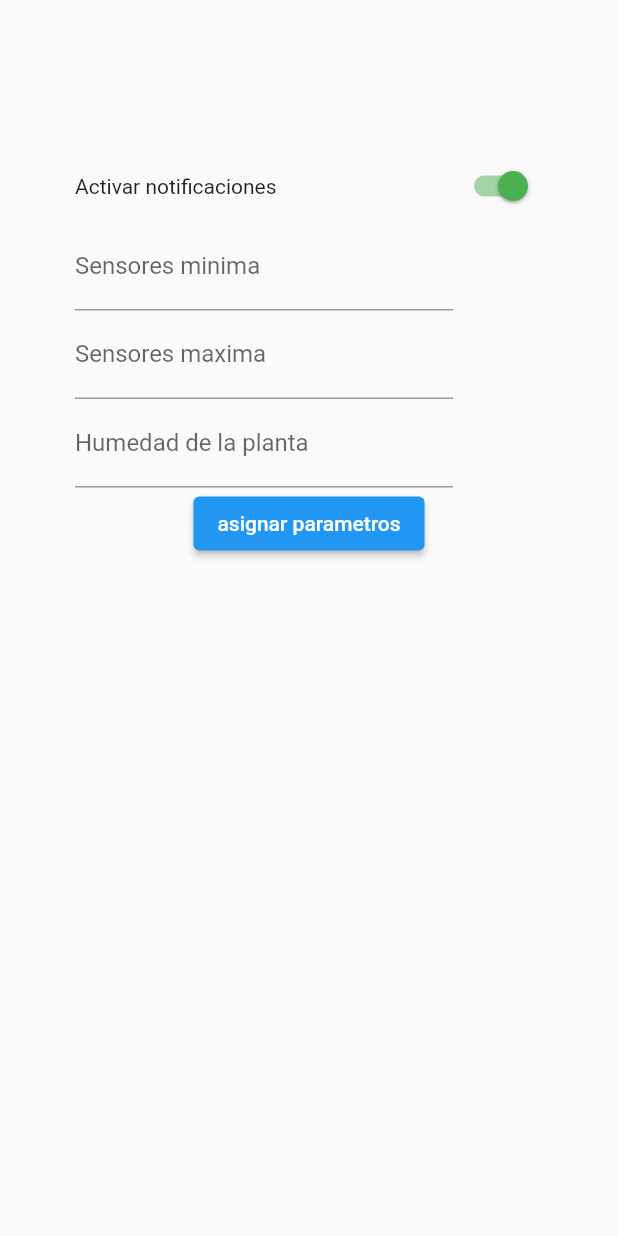
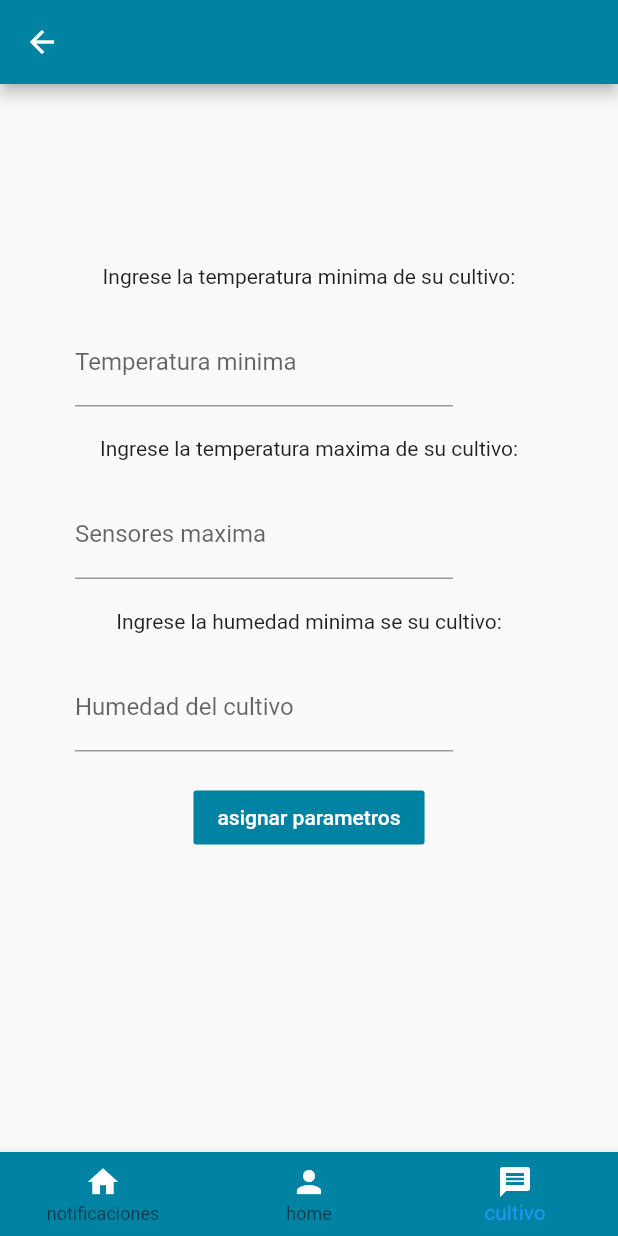
Before and after one commit to Alaingp1/Fluttertesisv2, a Flutter app: the Sensores screen opened by its route, on a phone screen of 412 x 824 dp. Run offline on Flutter 3.47's test engine with Material 2 defaults, Android fonts, the phone set to English and light mode, and no system bars; our stand-ins replace firebase_core, firebase_database, firebase_storage, fluttertoast, font_awesome_flutter, image_picker; missing offline and left inert: flutter_number_picker, flutter_session; accounts and stored records are empty; network calls fail.

Commit message:
cambios visuales

```diff
--- a/lib/recuperar_contrasena.dart
+++ b/lib/recuperar_contrasena.dart
@@ -87,6 +87,7 @@ class _RecuperarContrasenaState extends State<RecuperarContrasena> {
                     children: [
                       TextFormField(
                         controller: contrasenacontroller,
+                        obscureText: true,
                         decoration: const InputDecoration(
                           labelText: "ingrese su nueva contraseña",
                         ),
@@ -95,6 +96,7 @@ class _RecuperarContrasenaState extends State<RecuperarContrasena> {
                       Divider(),
                       TextFormField(
                         controller: contrasenanuevacontroller,
+                        obscureText: true,
                         decoration: const InputDecoration(
                           labelText: "confirme su nueva contraseña",
                         ),
--- a/lib/src/cultivos/cultivos.dart
+++ b/lib/src/cultivos/cultivos.dart
@@ -88,9 +88,9 @@ class _CultivoState extends State<Cultivo> {
                           mainAxisAlignment: MainAxisAlignment.end,
                           children: [
                             Container(
-                                margin: EdgeInsets.all(10),
-                                width: 150.0,
-                                height: 150.0,
+                                margin: EdgeInsets.all(9),
+                                width: 120.0,
+                                height: 120.0,
                                 child: FadeInImage(
                                   image: NetworkImage(
                                       dataCult[index]['Cultivo_imagen']),
--- a/lib/src/cultivos/sensores/Sensores.dart
+++ b/lib/src/cultivos/sensores/Sensores.dart
@@ -1,6 +1,7 @@
 import 'package:flutter/material.dart';
 import 'package:flutter_tesisv2/src/cultivos/sensores/models/sensor_model.dart';
 import 'package:flutter_tesisv2/src/cultivos/sensores/providers/sensor_provider.dart';
+import 'package:flutter_tesisv2/src/empresa/bottom_bar.dart';
 import 'package:font_awesome_flutter/font_awesome_flutter.dart';
 
 class Sensores extends StatefulWidget {
@@ -25,34 +26,38 @@ class _SensoresState extends State<Sensores> {
   Widget build(BuildContext context) {
     final node = FocusScope.of(context);
     return Scaffold(
+      appBar: AppBar(
+        backgroundColor: Color.fromRGBO(0, 131, 163, 1),
+      ),
       body: Padding(
         padding: const EdgeInsets.symmetric(horizontal: 50, vertical: 100),
         child: Column(
           children: [
             listaSensores(),
-            ElevatedButton(
+            FlatButton(
+              color: Color.fromRGBO(0, 131, 163, 1),
               onPressed: _submit,
-              child: Text("asignar parametros"),
+              child: Text(
+                "asignar parametros",
+                style: TextStyle(color: Colors.white),
+              ),
             ),
           ],
         ),
       ),
+      bottomNavigationBar: ClienteBottomBar('cultivos'),
     );
   }
 
   Widget listaSensores() {
     return Column(
       children: [
-        Row(
-          mainAxisAlignment: MainAxisAlignment.spaceBetween,
-          children: [
-            Text('Activar notificaciones'),
-            Switch(
-              onChanged: (value) => setState(() {}),
-              activeColor: Colors.green,
-              value: sensor == null ? false : true,
-            ),
-          ],
+        SizedBox(
+          height: 20,
+        ),
+        Text("Ingrese la temperatura minima de su cultivo:"),
+        SizedBox(
+          height: 20,
         ),
         Container(
           width: MediaQuery.of(context).size.width,
@@ -60,12 +65,19 @@ class _SensoresState extends State<Sensores> {
           child: TextField(
             controller: minima,
             decoration: InputDecoration(
-              labelText: 'Sensores minima',
+              labelText: 'Temperatura minima',
               suffixText: 'c°',
             ),
             enabled: true,
             keyboardType: TextInputType.number,
           ),
+        ),
+        SizedBox(
+          height: 20,
+        ),
+        Text("Ingrese la temperatura maxima de su cultivo:"),
+        SizedBox(
+          height: 20,
         ),
         Container(
           width: MediaQuery.of(context).size.width,
@@ -80,18 +92,28 @@ class _SensoresState extends State<Sensores> {
             keyboardType: TextInputType.number,
           ),
         ),
+        SizedBox(
+          height: 20,
+        ),
+        Text("Ingrese la humedad minima se su cultivo:"),
+        SizedBox(
+          height: 20,
+        ),
         Container(
           width: MediaQuery.of(context).size.width,
           padding: EdgeInsets.only(right: 60),
           child: TextField(
             controller: humedad,
             decoration: InputDecoration(
-              labelText: 'Humedad de la planta',
+              labelText: 'Humedad del cultivo',
               suffixText: '%',
             ),
             keyboardType: TextInputType.number,
           ),
-        )
+        ),
+        SizedBox(
+          height: 20,
+        ),
       ],
     );
   }
--- a/lib/src/empresa/bottom_bar.dart
+++ b/lib/src/empresa/bottom_bar.dart
@@ -14,6 +14,7 @@ class TrabajadorBottomBar extends StatelessWidget {
   @override
   Widget build(BuildContext context) {
     return BottomNavigationBar(
+      backgroundColor: Color.fromRGBO(0, 131, 163, 1),
       currentIndex: _barItemIndexMap[barItem],
       items: <BottomNavigationBarItem>[
         BottomNavigationBarItem(
@@ -88,18 +89,28 @@ class ClienteBottomBar extends StatelessWidget {
   @override
   Widget build(BuildContext context) {
     return BottomNavigationBar(
+      backgroundColor: Color.fromRGBO(0, 131, 163, 1),
       currentIndex: _barItemIndexMap[barItem],
       items: <BottomNavigationBarItem>[
         BottomNavigationBarItem(
-          icon: Icon(Icons.home),
-          label: 'notificaciones',
-        ),
+            icon: Icon(
+              Icons.home,
+              color: Colors.white,
+            ),
+            label: 'notificaciones',
+            backgroundColor: Colors.white),
         BottomNavigationBarItem(
-          icon: Icon(Icons.person),
+          icon: Icon(
+            Icons.person,
+            color: Colors.white,
+          ),
           label: 'home',
         ),
         BottomNavigationBarItem(
-          icon: Icon(Icons.message),
+          icon: Icon(
+            Icons.message,
+            color: Colors.white,
+          ),
           label: 'cultivo',
         ),
       ],
--- a/lib/src/usuarios/acciones/editar_usuario.dart
+++ b/lib/src/usuarios/acciones/editar_usuario.dart
@@ -149,6 +149,7 @@ class _EditarUsuarioState extends State<EditarUsuario> {
                       onEditingComplete: () => node.nextFocus()),
                   TextFormField(
                       controller: contrasenaController,
+                      obscureText: true,
                       maxLength: 8,
                       decoration: InputDecoration(
                           labelText: "ingrese una nueva contraseña"),
@@ -173,6 +174,7 @@ class _EditarUsuarioState extends State<EditarUsuario> {
                       }),
                   TextFormField(
                       controller: confirmarController,
+                      obscureText: true,
                       maxLength: 8,
                       decoration:
                           InputDecoration(labelText: "repita su contraseña"),
```
Also changed, not shown: lib/src/cultivos/acciones/conectar_placa.dart (+43 -6 lines), lib/src/trabajador/acciones/instalacion_reagendar.dart (+7 -2 lines).
